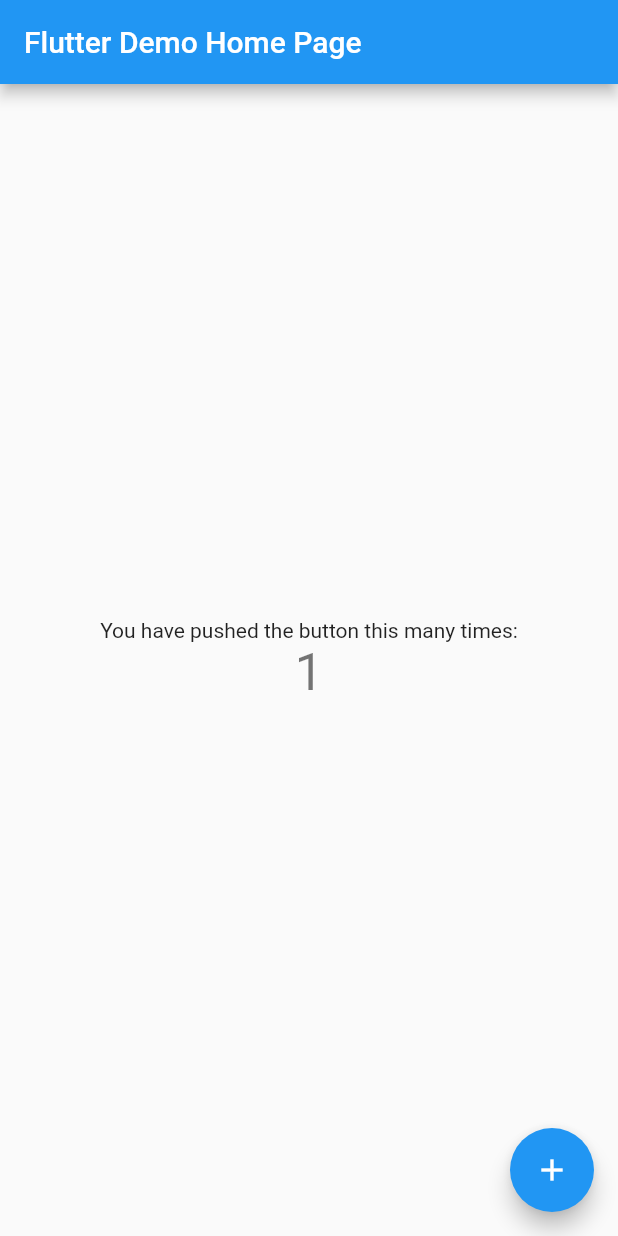
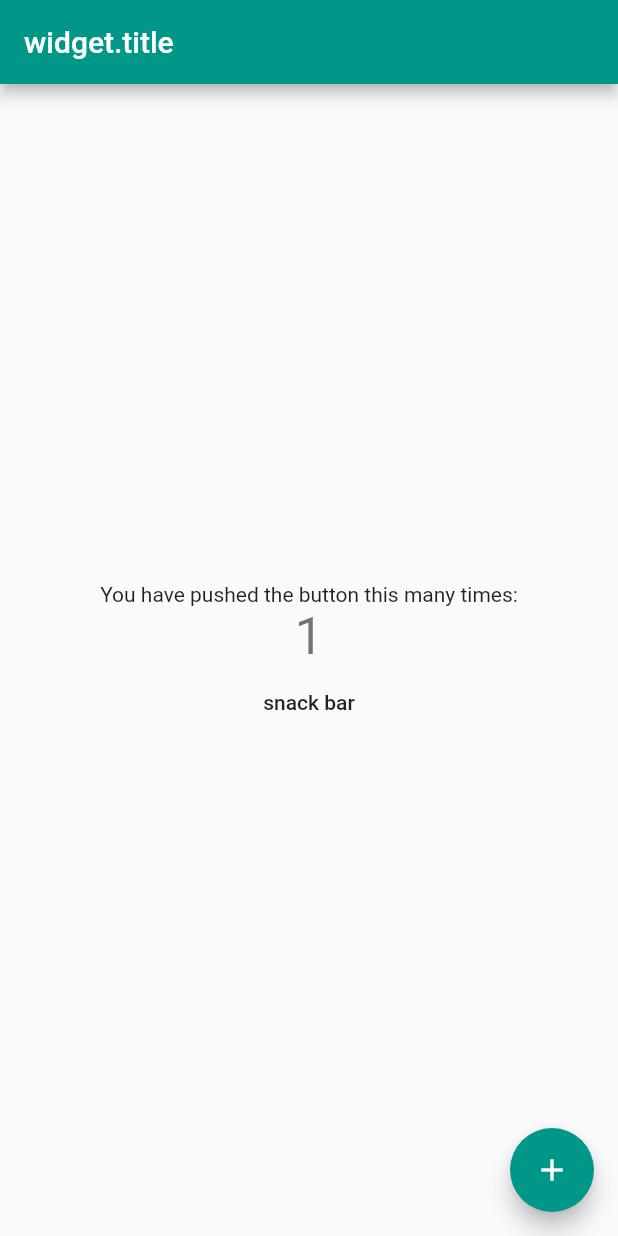
Before and after one commit to TakanashiHitomi/vultr-panel, a Flutter app: the screen it shows after launch, after a tap on the "add" icon, on a phone screen of 412 x 824 dp. Run offline on Flutter 3.47's test engine with Material 2 defaults, Android fonts, the phone set to English and light mode, and no system bars.

Commit message:
Feat:Show snack-bar when click;
Signed-off-by: TakanashiHitomi <sf470506412@gmail.com>

```diff
--- a/lib/main.dart
+++ b/lib/main.dart
@@ -1,4 +1,5 @@
 import 'package:flutter/material.dart';
+import 'toast_kit.dart';
 
 void main() => runApp(new MyApp());
 
@@ -7,7 +8,7 @@ class MyApp extends StatelessWidget {
   @override
   Widget build(BuildContext context) {
     return new MaterialApp(
-      title: 'Flutter Demo',
+      title: 'Vultr Panel',
       theme: new ThemeData(
         // This is the theme of your application.
         //
@@ -17,14 +18,14 @@ class MyApp extends StatelessWidget {
         // "hot reload" (press "r" in the console where you ran "flutter run",
         // or press Run > Flutter Hot Reload in IntelliJ). Notice that the
         // counter didn't reset back to zero; the application is not restarted.
-        primarySwatch: Colors.blue,
+        primarySwatch: Colors.teal,
       ),
-      home: new MyHomePage(title: 'Flutter Demo Home Page'),
+      home: new MyHomePage(title: 'Vultr Panel Title'),
     );
   }
 }
 
-class MyHomePage extends StatefulWidget {
+class MyHomePage extends Scaffold {
   MyHomePage({Key key, this.title}) : super(key: key);
 
   // This widget is the home page of your application. It is stateful, meaning
@@ -42,7 +43,7 @@ class MyHomePage extends StatefulWidget {
   _MyHomePageState createState() => new _MyHomePageState();
 }
 
-class _MyHomePageState extends State<MyHomePage> {
+class _MyHomePageState extends ScaffoldState {
   int _counter = 0;
 
   void _incrementCounter() {
@@ -68,9 +69,16 @@ class _MyHomePageState extends State<MyHomePage> {
       appBar: new AppBar(
         // Here we take the value from the MyHomePage object that was created by
         // the App.build method, and use it to set our appbar title.
-        title: new Text(widget.title),
+        title: new Text('widget.title'),
       ),
-      body: new Center(
+
+      /// When the [Scaffold] is actually created in the same `build` function, the
+      /// `context` argument to the `build` function can't be used to find the
+      /// [Scaffold] (since it's "above" the widget being returned). In such cases,
+      /// the following technique with a [Builder] can be used to provide a new
+      /// scope with a [BuildContext] that is "under" the [Scaffold]:
+      body: new Builder(builder: (BuildContext builderContext) {
+        return new Center(
           // Center is a layout widget. It takes a single child and positions it
           // in the middle of the parent.
           child: new Column(
@@ -96,9 +104,17 @@ class _MyHomePageState extends State<MyHomePage> {
                 '$_counter',
                 style: Theme.of(context).textTheme.display1,
               ),
+              new MaterialButton(
+                child: Text('snack bar'),
+                onPressed: () => Scaffold.of(builderContext).showSnackBar(
+                    new SnackBar(
+                        content:
+                            new Text('Button is pressed $_counter times'))),
+              ),
             ],
           ),
-      ),
+        );
+      }),
       floatingActionButton: new FloatingActionButton(
         onPressed: _incrementCounter,
         tooltip: 'Increment',
```
Also changed, not shown: 1 other file. Lines whose indentation alone changed are shown as unchanged.
